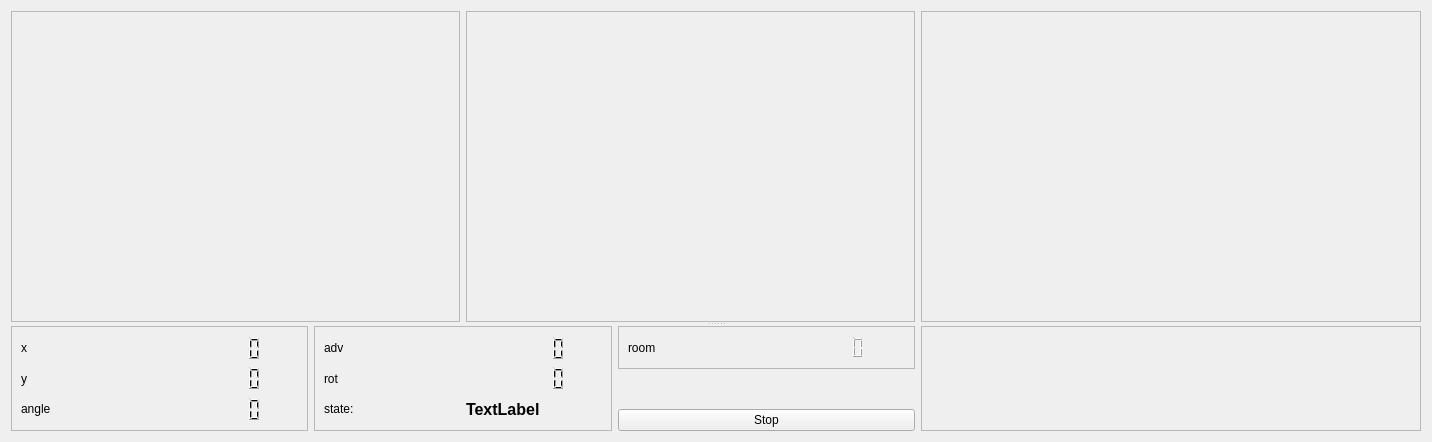
Qt form components/room_detector_pytorch_cpp/src/mainUI.ui (robocomp/robocomp-shadow) before a commit.
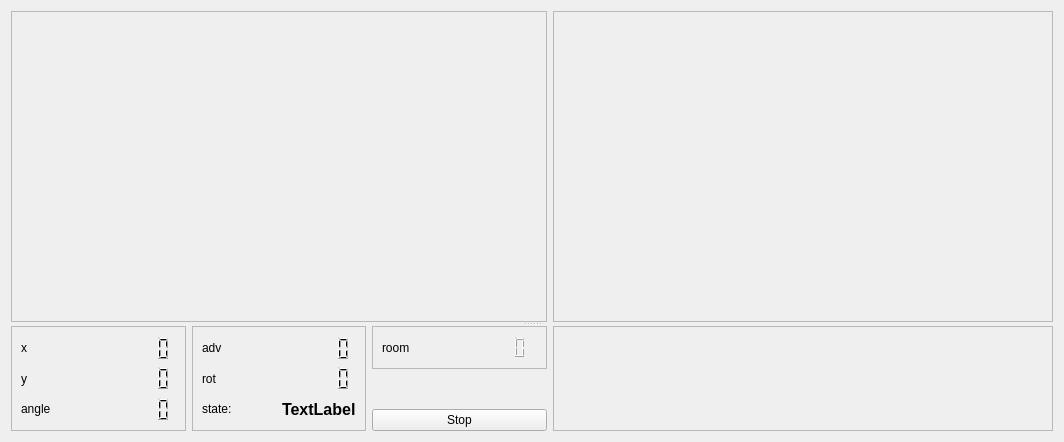
The same form after that commit.

```diff
--- a/components/room_detector_pytorch_cpp/src/mainUI.ui
+++ b/components/room_detector_pytorch_cpp/src/mainUI.ui
@@ -6,7 +6,7 @@
    <rect>
     <x>0</x>
     <y>0</y>
-    <width>1432</width>
+    <width>1064</width>
     <height>442</height>
    </rect>
   </property>
@@ -43,28 +43,6 @@
          </property>
         </widget>
        </item>
-       <item>
-        <widget class="QFrame" name="frame_room">
-         <property name="sizePolicy">
-          <sizepolicy hsizetype="Expanding" vsizetype="Preferred">
-           <horstretch>0</horstretch>
-           <verstretch>0</verstretch>
-          </sizepolicy>
-         </property>
-         <property name="minimumSize">
-          <size>
-           <width>400</width>
-           <height>300</height>
-          </size>
-         </property>
-         <property name="frameShape">
-          <enum>QFrame::StyledPanel</enum>
-         </property>
-         <property name="frameShadow">
-          <enum>QFrame::Raised</enum>
-         </property>
-        </widget>
-       </item>
        <item>
         <widget class="QFrame" name="frame_3d">
          <property name="minimumSize">
```
